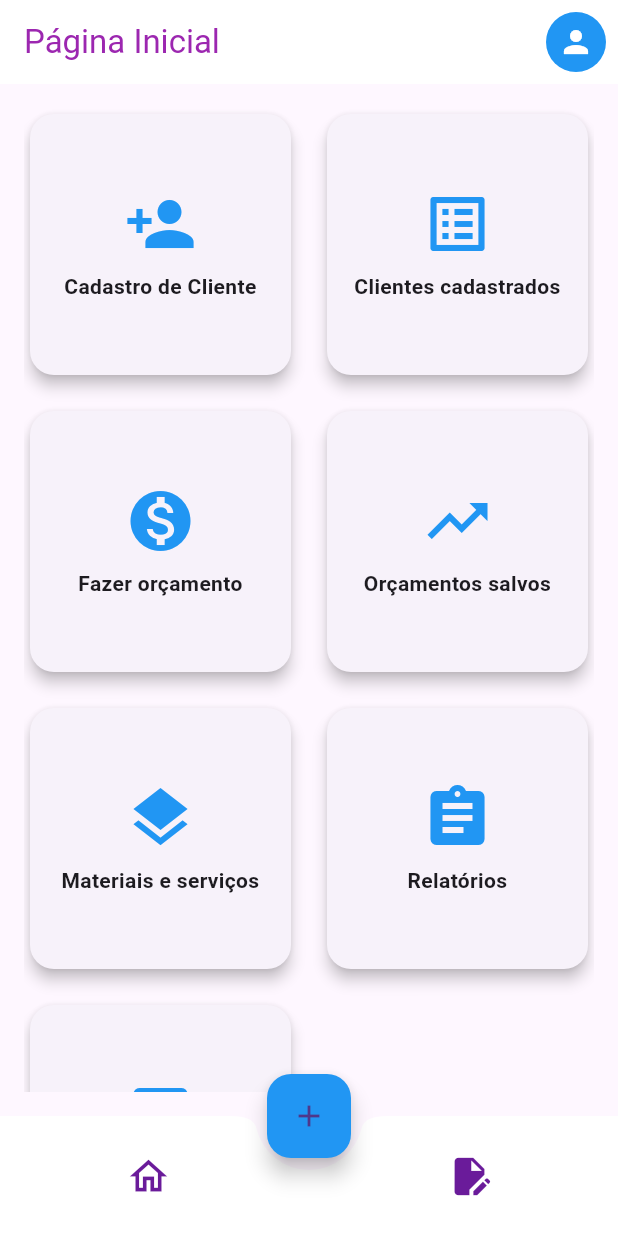
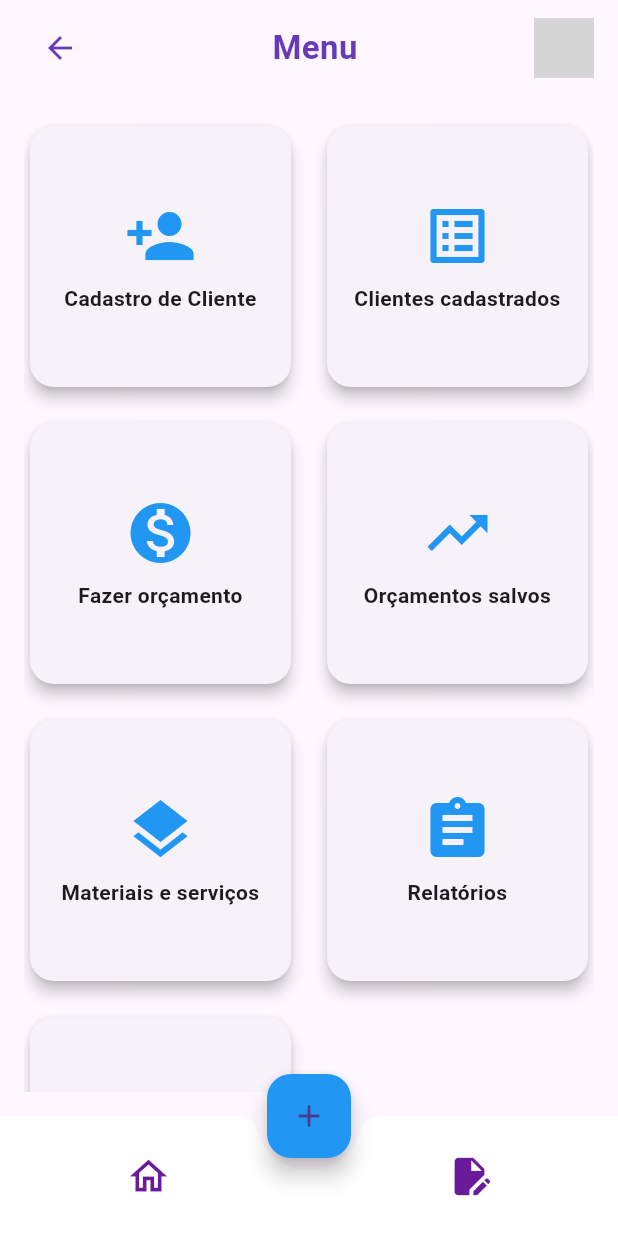
Before and after one commit to josiasgomes/projetofinalflutter, a Flutter app: the screen it shows once a user with an empty profile is signed in, on a phone screen of 412 x 824 dp. Run offline on Flutter 3.47's test engine with Material 3 defaults, Android fonts, the phone set to English and light mode, and no system bars; our stand-ins replace firebase_auth, firebase_core; accounts and stored records are empty; network calls fail; grey boxes are pictures that could not be loaded.

Commit message:
teste do primeiro botao menu

```diff
--- a/lib/src/view/menu_screen/menu_screen.dart
+++ b/lib/src/view/menu_screen/menu_screen.dart
@@ -1,8 +1,8 @@
-import 'dart:math';
-
 import 'package:firebase_auth/firebase_auth.dart';
 import 'package:flutter/material.dart';
 import 'package:myapp/src/core/auth_service.dart';
+import 'package:myapp/src/view/cadastro_clientes.dart';
+import 'package:myapp/widget/app_bar.dart';
 import 'package:myapp/widget/barra_navegacao_principal.dart';
 
 class MenuScreen extends StatelessWidget {
@@ -19,28 +19,11 @@ class MenuScreen extends StatelessWidget {
   @override
   Widget build(BuildContext context) {
     return Scaffold(
-      appBar: AppBar(
-        title: const Text(
-          'Página Inicial',
-          style: TextStyle(color: Colors.purple),
-        ),
-        backgroundColor: Colors.white,
-        elevation: 0,
-        actions: [
-          IconButton(
-            onPressed: () {
-              // Ação do botão do perfil
-            },
-            icon: const CircleAvatar(
-              backgroundColor: Colors.blue, // Cor de fundo do círculo
-              child: Icon(
-                Icons.person, // Ícone de pessoa
-                color: Colors.white, // Cor do ícone
-              ),
-            ),
-          ),
-        ],
+      appBar: const CustomAppBar(
+        title: 'Menu',
+        automaticallyImplyLeading: true, // No back button on this screen
       ),
+
       body: Padding(
         padding: const EdgeInsets.all(16.0),
         child: GridView.count(
@@ -53,6 +36,10 @@ class MenuScreen extends StatelessWidget {
               icon: Icons.person_add,
               text: 'Cadastro de Cliente',
               onTap: () {
+                Navigator.push(
+                  context,
+                  MaterialPageRoute(builder: (context) => CadastroClientes()),
+                );
                 // Navegar para a tela de Cadastro de Cliente
               },
             ),
```
Also changed, not shown: 1 other file.
